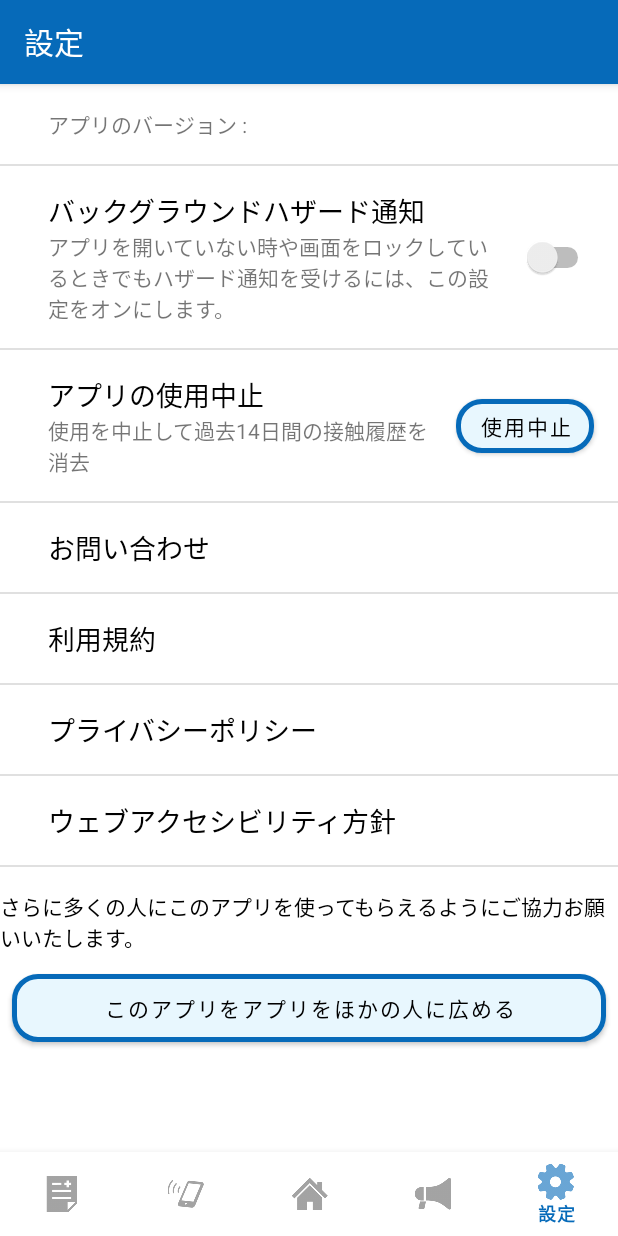
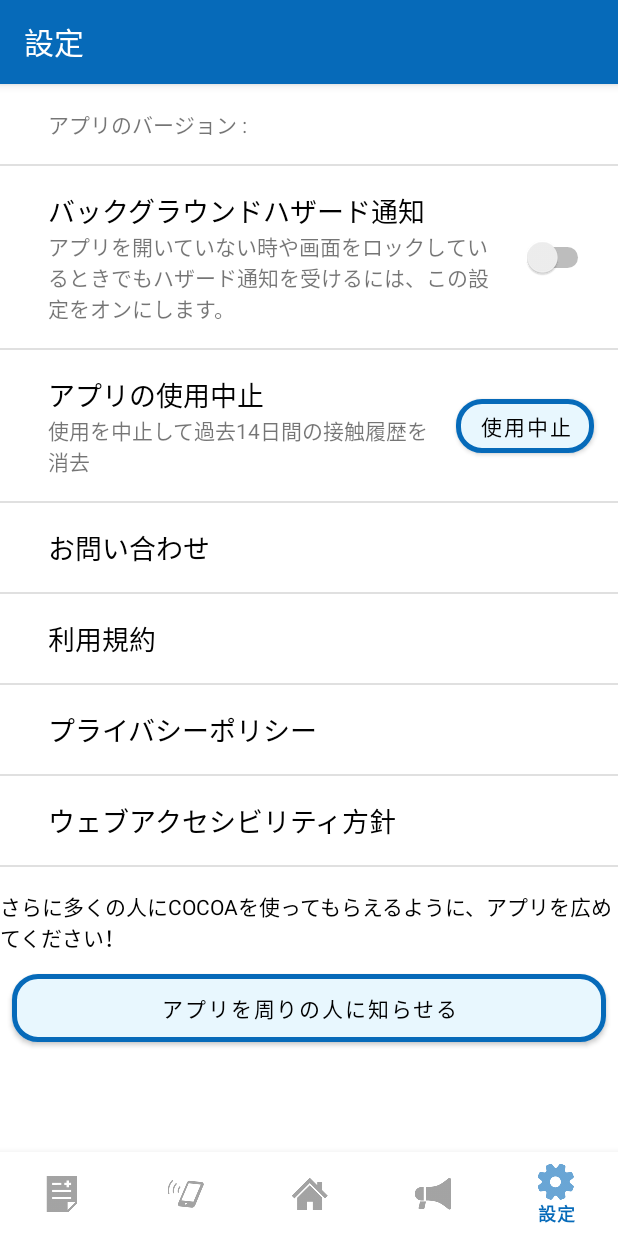
Before and after one commit to Keisuke-Magara/neo-COCOA, an Android app: the SettingsFragment screen opened through its navigation route, on a phone screen of 412 x 824 dp. Run offline under Robolectric (Android 15) with nearby library versions, the phone set to English and light mode, and no system bars; our stand-ins replace navigation-ui.

Commit message:
implement share app method.

```diff
--- a/app/src/main/java/com/example/neo_cocoa/ui/settings/SettingsFragment.java
+++ b/app/src/main/java/com/example/neo_cocoa/ui/settings/SettingsFragment.java
@@ -15,6 +15,7 @@ import android.content.pm.PackageInfo;
 
 import androidx.annotation.NonNull;
 import androidx.appcompat.widget.SwitchCompat;
+import androidx.core.app.ShareCompat;
 import androidx.fragment.app.Fragment;
 
 import com.example.neo_cocoa.R;
@@ -34,7 +35,6 @@ public class SettingsFragment extends Fragment implements CompoundButton.OnCheck
 
         appsettings = new appSettings(this.getActivity());
         binding = FragmentSettingsBinding.inflate(inflater, container, false);
-        View root = binding.getRoot();
 
         View view = inflater.inflate(R.layout.fragment_settings, container, false);
         TextView version_number = view.findViewById(R.id.settings_appversion);
@@ -46,6 +46,7 @@ public class SettingsFragment extends Fragment implements CompoundButton.OnCheck
         s.setOnCheckedChangeListener(this);
         s.setChecked(appsettings.getBgNotif());
         quit.setOnClickListener(quit_listener);
+        share.setOnClickListener(share_listener);
         return view;
     }
 
@@ -88,7 +89,6 @@ public class SettingsFragment extends Fragment implements CompoundButton.OnCheck
 
     private View.OnClickListener quit_listener = new View.OnClickListener() {
         public void onClick(View view) {
-            System.out.println("Clicked!");
             AlertDialog.Builder ad = new AlertDialog.Builder(getActivity());
             ad.setTitle(getString(R.string.settings_quit_ad_title));
             ad.setMessage(getString(R.string.settings_quit_ad_descripstion));
@@ -103,5 +103,14 @@ public class SettingsFragment extends Fragment implements CompoundButton.OnCheck
         }
     };
 
+    private View.OnClickListener share_listener = new View.OnClickListener() {
+        public void onClick(View view) {
+            ShareCompat.IntentBuilder builder = ShareCompat.IntentBuilder.from(getActivity());
+            builder.setChooserTitle(getString(R.string.settings_shareMenu_chooserTitle))
+                    .setSubject(getString(R.string.settings_shareMenu_subject))
+                    .setText(getString(R.string.settings_shareMenu_text));
+            builder.startChooser();
+        }
+    };
 
 }
--- a/app/src/main/res/values/strings.xml
+++ b/app/src/main/res/values/strings.xml
@@ -18,12 +18,15 @@
     <string name="settings_termsOfService_title">利用規約</string>
     <string name="settings_privacyPolicy_title">プライバシーポリシー</string>
     <string name="settings_webAccessibilityPolicy">ウェブアクセシビリティ方針</string>
-    <string name="settings_shareThisapp_button">このアプリをアプリをほかの人に広める</string>
+    <string name="settings_shareThisapp_button">アプリを周りの人に知らせる</string>
     <string name="ng">キャンセル</string>
     <string name="ok">OK</string>
     <string name="yes_text">はい</string>
     <string name="no_text">いいえ</string>
-    <string name="settings_shareThisapp_description">さらに多くの人にこのアプリを使ってもらえるようにご協力お願いいたします。</string>
+    <string name="settings_shareThisapp_description">さらに多くの人にCOCOAを使ってもらえるように、アプリを広めてください！</string>
+    <string name="settings_shareMenu_chooserTitle">COCOAを周りの人に知らせる</string>
+    <string name="settings_shareMenu_subject">新型コロナウイルス接触確認アプリ</string>
+    <string name="settings_shareMenu_text">https://play.google.com/store/apps/details?id=jp.go.mhlw.covid19radar&amp;hl=ja&amp;gl=US</string>
     <!-- Preference Titles -->
     <string name="messages_header">Messages</string>
     <string name="sync_header">Sync</string>
```
